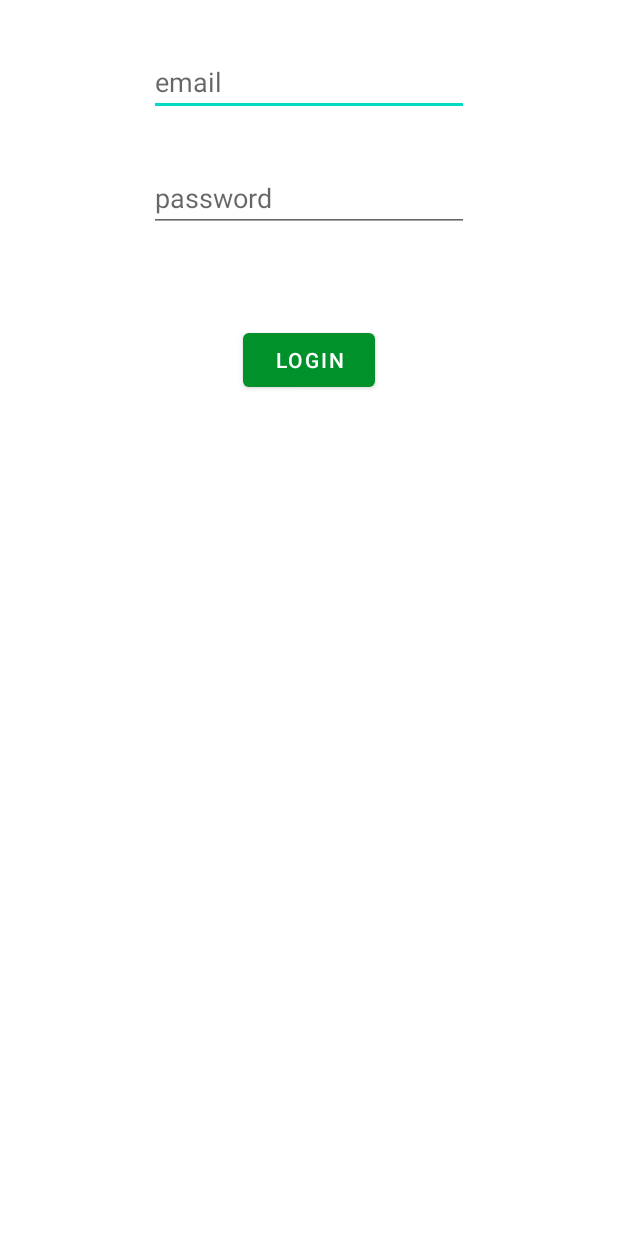
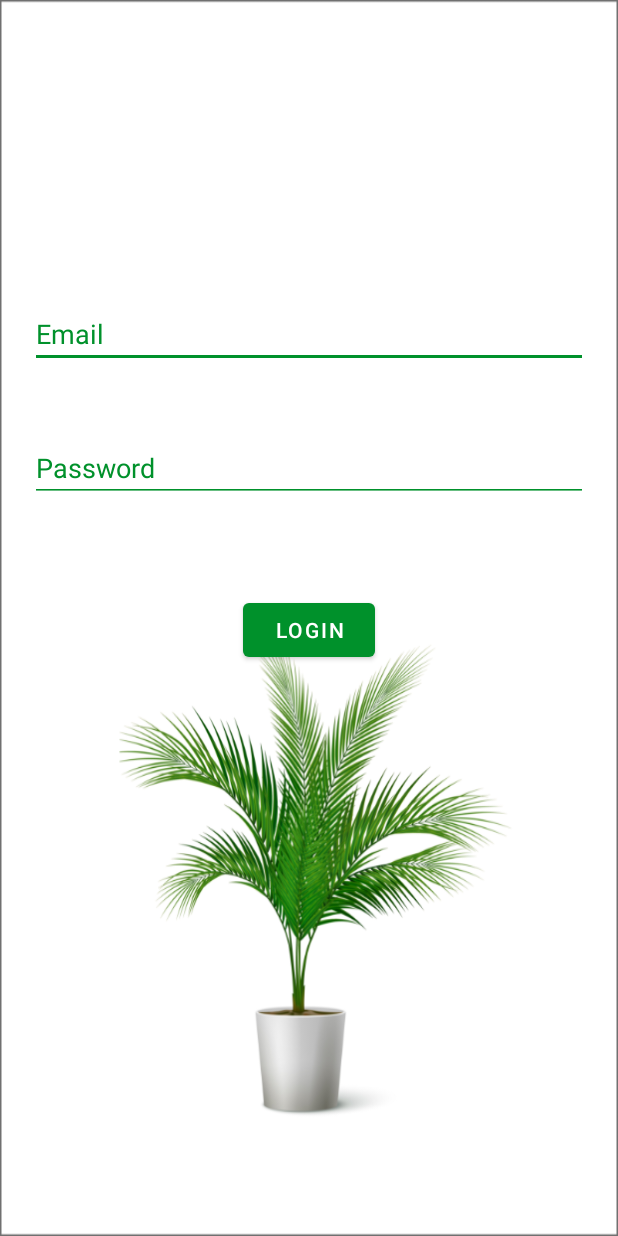
Before and after one commit to yasithWimukthi/Farm-Management-Pro, an Android app: the screen it shows after launch (login), on a phone screen of 412 x 824 dp. Run offline under Robolectric (Android 15) with nearby library versions, the phone set to English and light mode, and no system bars; our stand-ins replace Firebase (no records; nobody signed in at launch, a user with empty details on screens opened directly); libraries missing offline, so code that uses them is left out: com.sdsmdg.tastytoast.

Commit message:
login page drawables updated

```diff
--- a/app/src/main/res/layout/activity_login.xml
+++ b/app/src/main/res/layout/activity_login.xml
@@ -4,28 +4,39 @@
     xmlns:tools="http://schemas.android.com/tools"
     android:layout_width="match_parent"
     android:layout_height="match_parent"
+    android:background="@drawable/login_bg"
     tools:context=".login">
 
     <EditText
         android:id="@+id/login_email"
-        android:layout_width="wrap_content"
+        android:layout_width="match_parent"
         android:layout_height="wrap_content"
-        android:layout_marginTop="32dp"
+        android:layout_marginLeft="20dp"
+        android:layout_marginTop="200dp"
+        android:layout_marginRight="20dp"
+        android:backgroundTint="@color/theameGreen"
         android:ems="10"
-        android:hint="email"
+        android:hint="Email"
         android:inputType="textPersonName"
+        android:textColor="@color/textColorSecondary"
+        android:textColorHint="@color/theameGreen"
         app:layout_constraintEnd_toEndOf="parent"
         app:layout_constraintStart_toStartOf="parent"
         app:layout_constraintTop_toTopOf="parent" />
 
     <EditText
         android:id="@+id/login_password"
-        android:layout_width="wrap_content"
+        android:layout_width="match_parent"
         android:layout_height="wrap_content"
-        android:layout_marginTop="32dp"
+        android:layout_marginLeft="20dp"
+        android:layout_marginTop="44dp"
+        android:layout_marginRight="20dp"
+        android:backgroundTint="@color/theameGreen"
         android:ems="10"
-        android:hint="password"
+        android:hint="Password"
         android:inputType="textPassword"
+        android:textColor="@color/textColorSecondary"
+        android:textColorHint="@color/theameGreen"
         app:layout_constraintEnd_toEndOf="parent"
         app:layout_constraintStart_toStartOf="parent"
         app:layout_constraintTop_toBottomOf="@+id/login_email" />
@@ -36,7 +47,9 @@
         android:layout_height="wrap_content"
         android:layout_marginTop="61dp"
         android:text="Login"
+        app:layout_constraintBottom_toBottomOf="parent"
         app:layout_constraintEnd_toEndOf="parent"
         app:layout_constraintStart_toStartOf="parent"
-        app:layout_constraintTop_toBottomOf="@+id/login_password" />
+        app:layout_constraintTop_toBottomOf="@+id/login_password"
+        app:layout_constraintVertical_bias="0.0" />
 </androidx.constraintlayout.widget.ConstraintLayout>
```
Also changed, not shown: app/src/main/res/drawable-hdpi/login_bg.png (added), app/src/main/res/drawable-ldpi/login_bg.png (added), app/src/main/res/drawable-mdpi/login_bg.png (added), app/src/main/res/drawable-xxhdpi/login_bg.png (added), app/src/main/res/drawable-xxxhdpi/login_bg.png (added).
